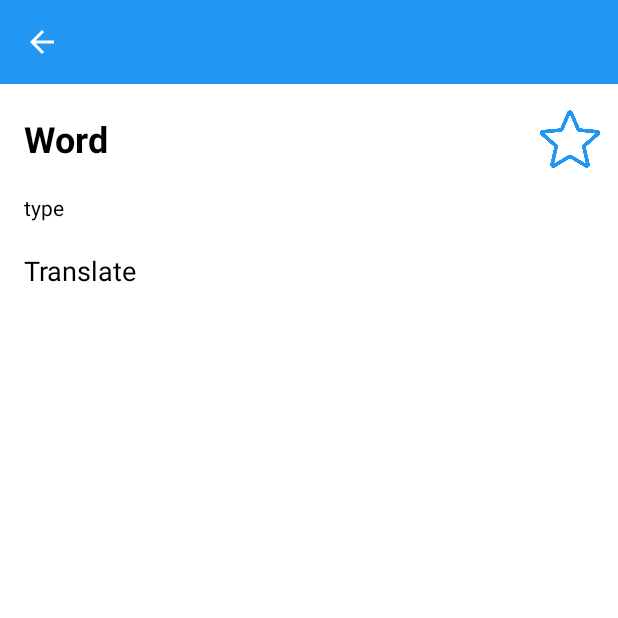
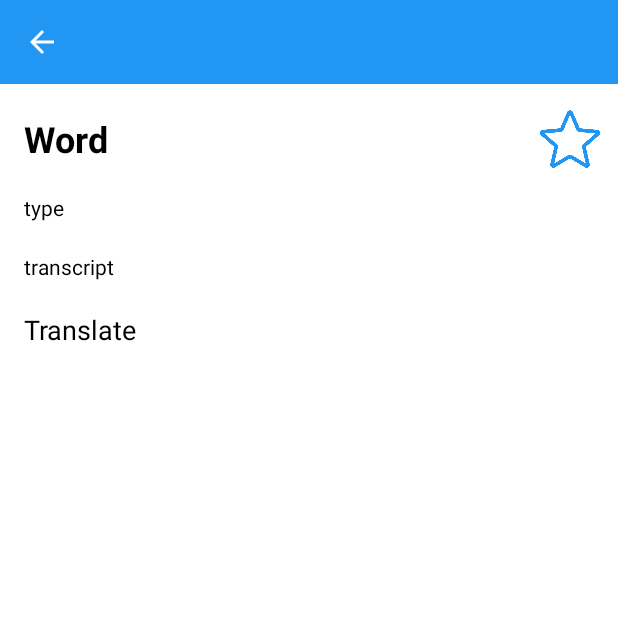
Before and after one commit to Nabijonov-Otabek-19/Eng-Uz-Dictionary-offline, an Android app: the ItemWordActivity screen opened directly, with no data from a screen before it, on a phone screen of 412 x 824 dp, the top half of it. Run offline under Robolectric (Android 15) with nearby library versions, the light colour scheme and no system bars; network calls fail; 6 statements that could not run were skipped.

Commit message:
project updated

```diff
--- a/app/src/main/java/uz/gita/dictionary_bek/adapter/DictionaryAdapter.kt
+++ b/app/src/main/java/uz/gita/dictionary_bek/adapter/DictionaryAdapter.kt
@@ -94,8 +94,9 @@ class DictionaryAdapter(private var cursor: Cursor) :
                 val id = cursor.getInt(cursor.getColumnIndex("id"))
                 val type = cursor.getString(cursor.getColumnIndex("type"))
                 val like = cursor.getInt(cursor.getColumnIndex("favourite"))
+                val transcript = cursor.getString(cursor.getColumnIndex("transcript"))
 
-                clickListener?.invoke(WordData(id, word, type, translate, like))
+                clickListener?.invoke(WordData(id, word, type, transcript, translate, like))
             }
         }
 
--- a/app/src/main/java/uz/gita/dictionary_bek/model/WordData.kt
+++ b/app/src/main/java/uz/gita/dictionary_bek/model/WordData.kt
@@ -4,6 +4,7 @@ data class WordData(
     val id: Int,
     val word: String,
     val type: String,
+    val transcript: String,
     val translate: String,
     val favourite: Int
 ): java.io.Serializable
--- a/app/src/main/java/uz/gita/dictionary_bek/ui/item_word/ItemWordActivity.kt
+++ b/app/src/main/java/uz/gita/dictionary_bek/ui/item_word/ItemWordActivity.kt
@@ -17,7 +17,6 @@ class ItemWordActivity : AppCompatActivity(), TextToSpeech.OnInitListener {
 
     private lateinit var binding: ActivityItemWordBinding
     private val database: DictionaryDao by lazy { DBHelper.getInstance(applicationContext) }
-
     private val sharedPref by lazy { SharedPref.getInstance(applicationContext) }
 
     private var tts: TextToSpeech? = null
@@ -35,6 +34,7 @@ class ItemWordActivity : AppCompatActivity(), TextToSpeech.OnInitListener {
         binding.apply {
             txtWord.text = item.word
             txtType.text = item.type
+            txtTranscript.text = item.transcript
             txtTrans.text = item.translate
 
             if (sharedPref.language == "english") {
--- a/app/src/main/res/layout/activity_item_word.xml
+++ b/app/src/main/res/layout/activity_item_word.xml
@@ -39,7 +39,7 @@
 
         <androidx.appcompat.widget.AppCompatTextView
             android:id="@+id/txtWord"
-            android:layout_width="match_parent"
+            android:layout_width="0dp"
             android:layout_height="wrap_content"
             android:layout_marginVertical="4dp"
             android:padding="8dp"
@@ -47,6 +47,9 @@
             android:textColor="@color/black"
             android:textSize="24sp"
             android:textStyle="bold"
+            app:layout_constraintHorizontal_weight="1"
+            app:layout_constraintLeft_toLeftOf="parent"
+            app:layout_constraintRight_toLeftOf="@id/favourite"
             app:layout_constraintTop_toTopOf="parent" />
 
         <androidx.appcompat.widget.AppCompatImageView
@@ -82,18 +85,34 @@
             android:text="type"
             android:textColor="@color/black"
             android:textSize="14sp"
+            app:layout_constraintLeft_toLeftOf="parent"
             app:layout_constraintTop_toBottomOf="@id/txtWord" />
 
         <androidx.appcompat.widget.AppCompatTextView
+            android:id="@+id/txtTranscript"
+            android:layout_width="match_parent"
+            android:layout_height="wrap_content"
+            android:layout_marginVertical="4dp"
+            android:padding="8dp"
+            android:text="transcript"
+            android:textColor="@color/black"
+            android:textSize="14sp"
+            app:layout_constraintLeft_toLeftOf="parent"
+            app:layout_constraintTop_toBottomOf="@id/txtType" />
+
+        <androidx.appcompat.widget.AppCompatTextView
             android:id="@+id/txtTrans"
-            android:layout_width="match_parent"
+            android:layout_width="0dp"
             android:layout_height="wrap_content"
             android:layout_marginVertical="4dp"
             android:padding="8dp"
             android:text="Translate"
             android:textColor="@color/black"
             android:textSize="18sp"
-            app:layout_constraintTop_toBottomOf="@id/txtType" />
+            app:layout_constraintHorizontal_weight="1"
+            app:layout_constraintLeft_toLeftOf="parent"
+            app:layout_constraintRight_toLeftOf="@id/btnVolume"
+            app:layout_constraintTop_toBottomOf="@id/txtTranscript" />
 
     </androidx.constraintlayout.widget.ConstraintLayout>
 
```
